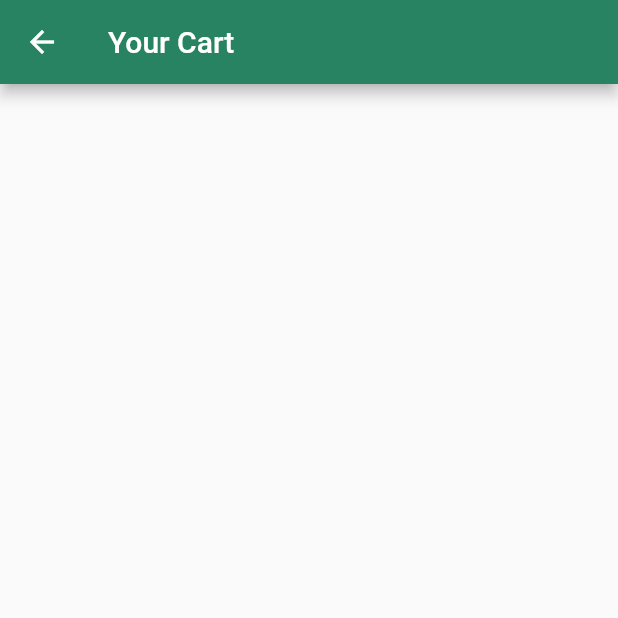
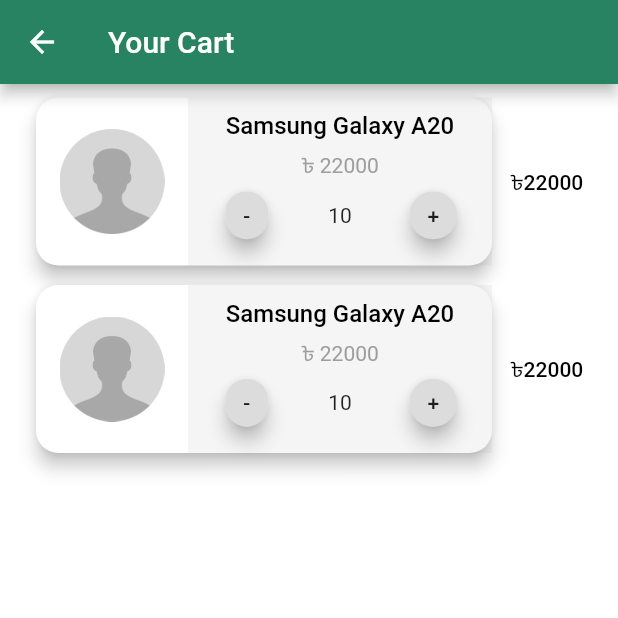
Before and after one commit to raselhossen125/e_commerce__user, a Flutter app: the CartPage screen opened by its route, on a phone screen of 412 x 824 dp, the top half of it. Run offline on Flutter 3.47's test engine with Material 2 defaults, Android fonts, the phone set to English and light mode, and no system bars; our stand-ins replace carousel_slider, cloud_firestore, firebase_auth, firebase_core, firebase_storage, google_sign_in and 2 more; missing offline and left inert: numeric_keyboard; accounts and stored records are empty.

Commit message:
cart page design

```diff
--- a/lib/pages/cart_page.dart
+++ b/lib/pages/cart_page.dart
@@ -1,5 +1,7 @@
-// ignore_for_file: prefer_const_constructors, use_key_in_widget_constructors
+// ignore_for_file: prefer_const_constructors, use_key_in_widget_constructors, prefer_const_literals_to_create_immutables, sized_box_for_whitespace
 
+import 'package:e_commerce__user/untils/colors.dart';
+import 'package:e_commerce__user/widgets/cart_item.dart';
 import 'package:flutter/material.dart';
 
 class CartPage extends StatelessWidget {
@@ -8,8 +10,19 @@
   @override
   Widget build(BuildContext context) {
     return Scaffold(
+      backgroundColor: appColor.bgColor,
       appBar: AppBar(
         title: Text('Your Cart'),
+      ),
+      body: ListView.builder(
+        padding: EdgeInsets.symmetric(horizontal: 20, vertical: 5),
+        itemCount: 2,
+        itemBuilder: (context, index) {
+          return Padding(
+            padding: const EdgeInsets.only(bottom: 5),
+            child: CartItem(),
+          );
+        },
       ),
     );
   }
--- /dev/null
+++ b/lib/widgets/cart_item.dart
@@ -0,0 +1,100 @@
+// ignore_for_file: use_key_in_widget_constructors, sized_box_for_whitespace, prefer_const_constructors, prefer_const_literals_to_create_immutables
+
+import 'package:flutter/material.dart';
+
+import '../untils/constransts.dart';
+
+class CartItem extends StatelessWidget {
+  @override
+  Widget build(BuildContext context) {
+    return Row(
+      children: [
+        Expanded(
+          child: Container(
+            height: 120,
+            child: Card(
+              elevation: 5,
+              shape: RoundedRectangleBorder(
+                borderRadius: BorderRadius.circular(15),
+              ),
+              child: Row(
+                children: [
+                  Expanded(
+                    flex: 1,
+                    child: Padding(
+                      padding: const EdgeInsets.all(15.0),
+                      child: Image.asset(
+                        'images/person.png',
+                        height: 70,
+                        width: 70,
+                        fit: BoxFit.contain,
+                      ),
+                    ),
+                  ),
+                  Expanded(
+                    flex: 2,
+                    child: Container(
+                      color: Colors.grey.withOpacity(0.1),
+                      child: Column(
+                        mainAxisAlignment: MainAxisAlignment.center,
+                        children: [
+                          Padding(
+                            padding: const EdgeInsets.symmetric(horizontal: 8),
+                            child: Text(
+                              'Samsung Galaxy A20',
+                              style: TextStyle(
+                                fontWeight: FontWeight.w500,
+                                fontSize: 16,
+                                color: Colors.black,
+                                overflow: TextOverflow.ellipsis,
+                              ),
+                            ),
+                          ),
+                          SizedBox(height: 7),
+                          Text('$currencySymbol ${'22000'}',
+                              style:
+                                  TextStyle(fontSize: 14, color: Colors.grey)),
+                          Row(
+                            mainAxisAlignment: MainAxisAlignment.spaceAround,
+                            children: [
+                              Chip(
+                                elevation: 5,
+                                label: Text('-'),
+                              ),
+                              Text('10'),
+                              Chip(
+                                elevation: 5,
+                                label: Text('+'),
+                              ),
+                            ],
+                          )
+                        ],
+                      ),
+                    ),
+                  )
+                ],
+              ),
+            ),
+          ),
+        ),
+        SizedBox(
+          width: 60,
+          child: Center(
+            child: FittedBox(
+              child: Padding(
+                padding: const EdgeInsets.only(left: 5),
+                child: Text(
+                  '$currencySymbol${'22000'}',
+                  style: TextStyle(
+                    fontWeight: FontWeight.w500,
+                    color: Colors.black,
+                  ),
+                ),
+              ),
+            ),
+          ),
+        )
+      ],
+    );
+  }
+}
--- a/lib/widgets/slider.dart
+++ b/lib/widgets/slider.dart
@@ -84,10 +84,10 @@
   Widget buildIndicator(int length) => AnimatedSmoothIndicator(
         activeIndex: activeIndex,
         count: length,
-        effect: SlideEffect(
-          dotHeight: 10,
-          dotWidth: 10,
-          dotColor: Colors.grey.withOpacity(0.5),
+        effect: ScrollingDotsEffect(
+          dotHeight: 8,
+          dotWidth: 8,
+          dotColor: Colors.grey.withOpacity(0.6),
           activeDotColor: appColor.cardColor,
         ),
       );
```
